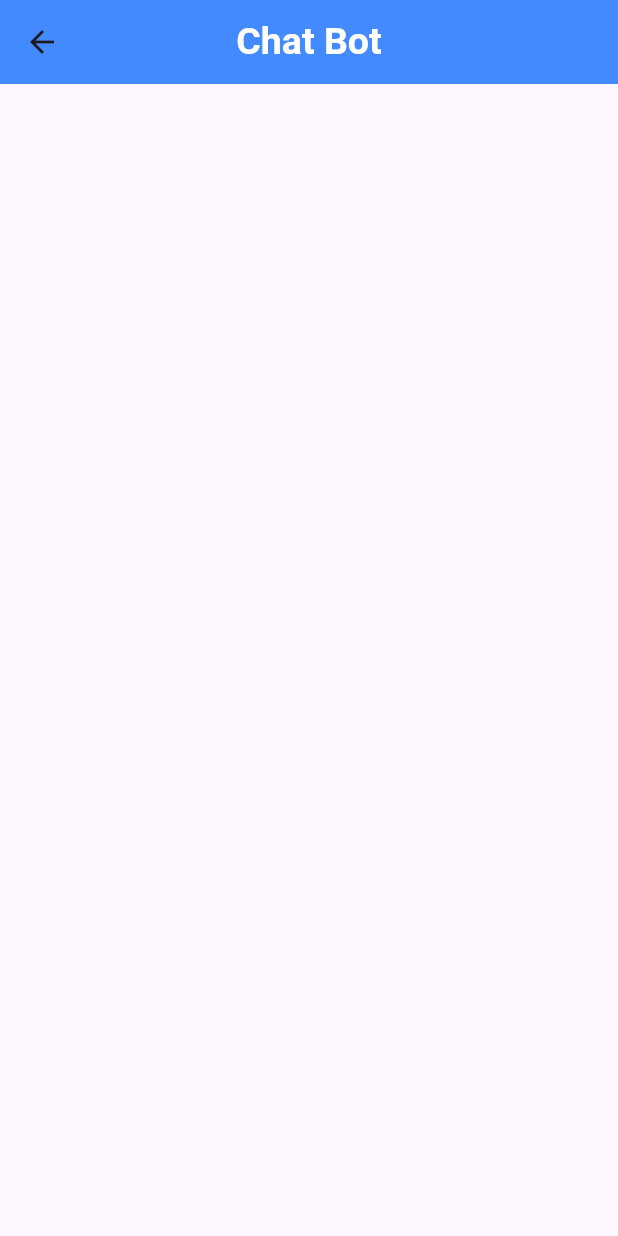
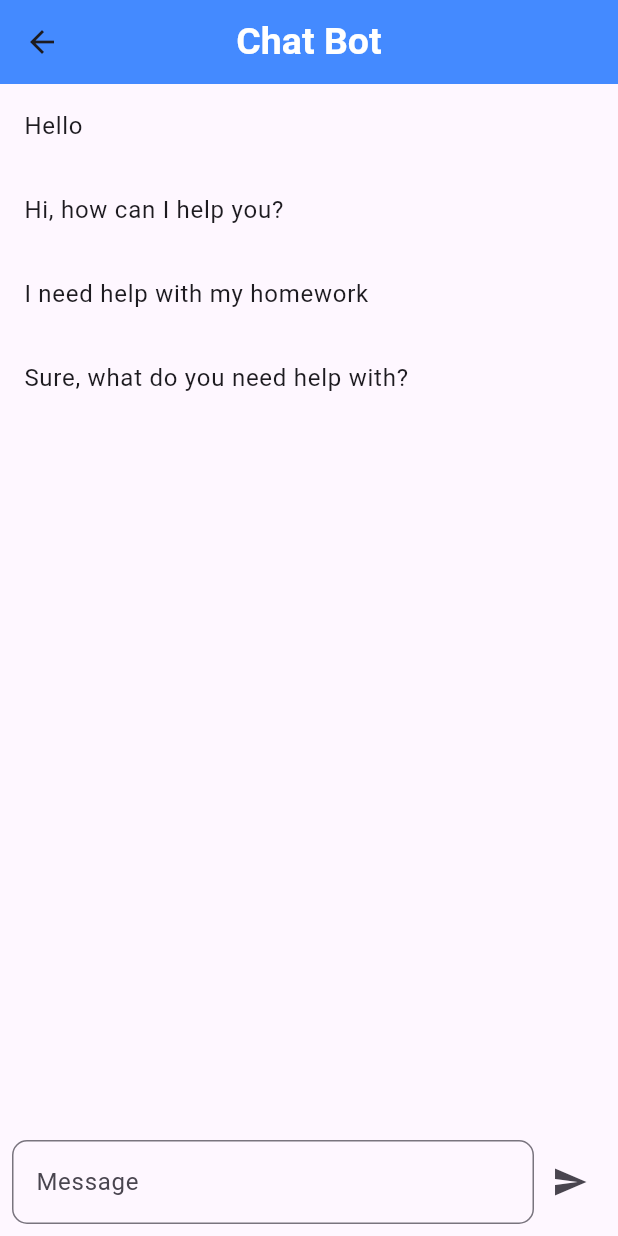
Before and after one commit to MOHAJII/Flutter_chatbot_app, a Flutter app: the ChatBotPage screen opened by its route, on a phone screen of 412 x 824 dp. Run offline on Flutter 3.47's test engine with Material 3 defaults, Android fonts, the phone set to English and light mode, and no system bars.

Commit message:
refactor chatbot page to use stateful widget and implement message handling

```diff
--- a/lib/pages/chatbot.page.dart
+++ b/lib/pages/chatbot.page.dart
@@ -1,7 +1,21 @@
 import 'package:flutter/material.dart';
 
-class ChatBotPage extends StatelessWidget {
-  const ChatBotPage({super.key});
+class ChatBotPage extends StatefulWidget {
+  ChatBotPage({super.key});
+
+  @override
+  State<ChatBotPage> createState() => _ChatBotPageState();
+}
+
+class _ChatBotPageState extends State<ChatBotPage> {
+  var messages = [
+    {"type": "user", "content": "Hello"},
+    {"type": "bot", "content": "Hi, how can I help you?"},
+    {"type": "user", "content": "I need help with my homework"},
+    {"type": "bot", "content": "Sure, what do you need help with?"},
+  ];
+
+  TextEditingController userController = TextEditingController();
 
   @override
   Widget build(BuildContext context) {
@@ -18,7 +32,52 @@ class ChatBotPage extends StatelessWidget {
         backgroundColor: Theme.of(context).primaryColor,
         centerTitle: true,
       ),
-      body: Column(children: []),
+      body: Column(
+        children: [
+          Expanded(
+            child: ListView.builder(
+              itemCount: messages.length,
+              itemBuilder: (context, index) {
+                return ListTile(title: Text("${messages[index]['content']}"));
+              },
+            ),
+          ),
+          Padding(
+            padding: const EdgeInsets.all(8.0),
+            child: Row(
+              children: [
+                Expanded(
+                  child: TextFormField(
+                    controller: userController,
+                    decoration: InputDecoration(
+                      hintText: "Message",
+                      border: OutlineInputBorder(
+                        borderRadius: BorderRadius.circular(10),
+                        borderSide: BorderSide(
+                          width: 1,
+                          color: Theme.of(context).primaryColor,
+                        ),
+                      ),
+                    ),
+                  ),
+                ),
+                IconButton(
+                    onPressed: () {
+                      String question = userController.text;
+                      userController.clear();
+                      String response = "Respond to $question";
+                      setState(() {
+                        messages.add({"type": "user", "content": question});
+                        messages.add({"type": "bot", "content": response});
+
+                      });
+                    },
+                    icon: Icon(Icons.send)),
+              ],
+            ),
+          ),
+        ],
+      ),
     );
   }
 }
```
Also changed, not shown: lib/pages/login.page.dart (+10 -4 lines).
